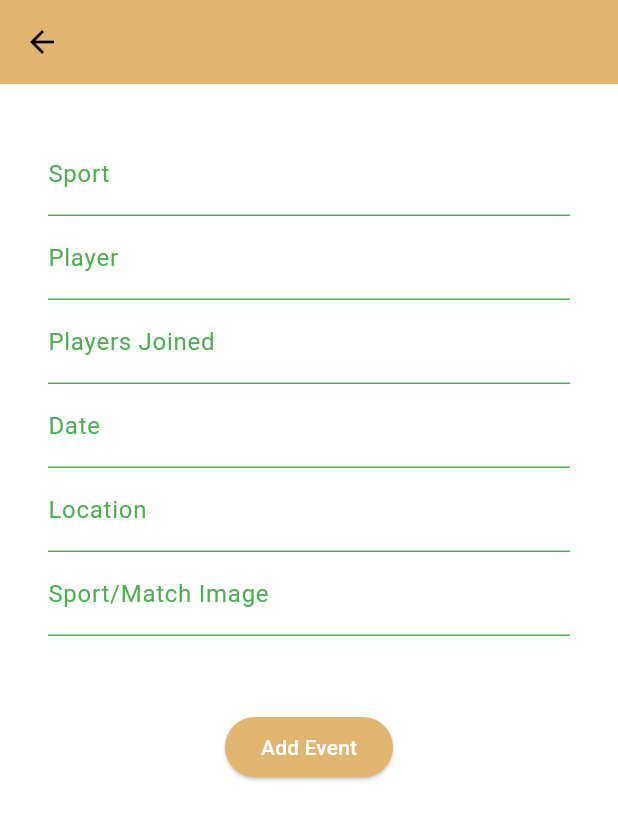
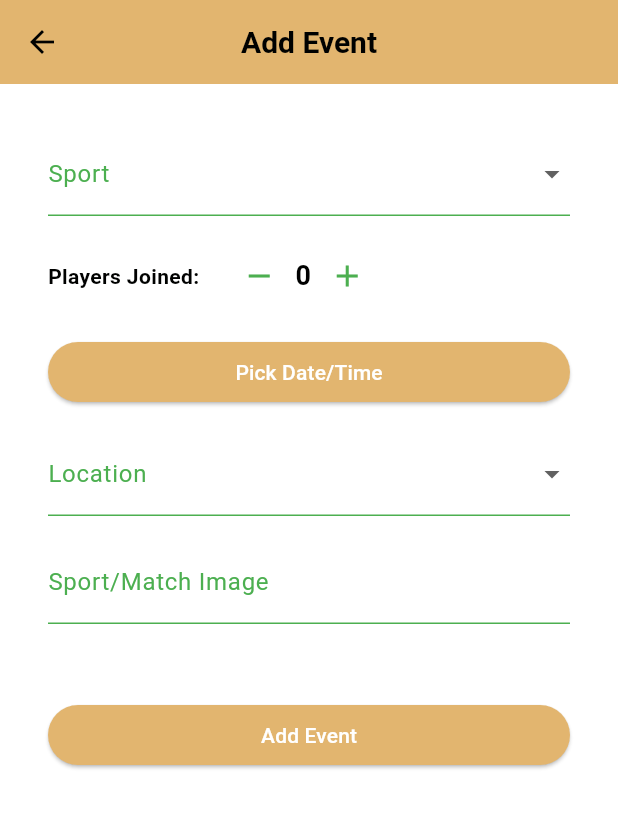
Before and after one commit to yousef1mb/KFUPM_Sports, a Flutter app: the AddEventView screen opened directly, on a phone screen of 412 x 824 dp. Shown: the top 820 px of the screen. Run offline on Flutter 3.47's test engine with Material 3 defaults, Android fonts, the phone set to English and light mode, and no system bars; our stand-ins replace cloud_firestore, firebase_auth, firebase_core, riverpod, riverpod_annotation, shared_preferences; accounts and stored records are empty; generated files the repository leaves out were written again.

Commit message:
Add Event improvement, drop down button for sports and location

```diff
--- a/lib/features/main_page/presentation/views/add_event_view.dart
+++ b/lib/features/main_page/presentation/views/add_event_view.dart
@@ -3,6 +3,8 @@ import 'package:flutter/material.dart';
 import 'package:kfupm_sports/providers/general_provider.dart';
 import 'package:provider/provider.dart';
 import 'package:uuid/uuid.dart';
+import 'dart:math' as math;
+import 'package:intl/intl.dart';
 
 class AddEventView extends StatefulWidget {
   const AddEventView({super.key});
@@ -14,73 +16,211 @@ class AddEventView extends StatefulWidget {
 class _AddEventViewState extends State<AddEventView> {
   CollectionReference events = FirebaseFirestore.instance.collection("events");
 
+  // Sports and location options
+  final List<String> sports = ['football', 'volleyball', 'basketball', 'padel'];
+  final List<String> locations = ['11', '36', '39'];
+
+  // For date & time
+  DateTime? selectedDateTime;
+
+  // For players count
+  int playersCount = 0;
+
+  @override
+  void initState() {
+    super.initState();
+    final event = Provider.of<GeneralProvider>(context, listen: false).event;
+    playersCount = int.tryParse(event.playersJoined) ?? 0;
+  }
+
   @override
   Widget build(BuildContext context) {
     final event = Provider.of<GeneralProvider>(context, listen: false).event;
+
+    final double screenWidth = MediaQuery.of(context).size.width;
+    double fontSizeFactor = screenWidth / 465.0;
+    if (fontSizeFactor > 1.0) {
+      fontSizeFactor = 1.0 + (fontSizeFactor - 1.0) * 0.3;
+    }
+
     return Scaffold(
       appBar: AppBar(
         backgroundColor: const Color(0xFFE2B56F),
+        title: const Text(
+          "Add Event",
+          style: TextStyle(fontWeight: FontWeight.bold),
+        ),
+        centerTitle: true,
         elevation: 0,
       ),
-      body: Padding(
+      body: ListView(
         padding: const EdgeInsets.all(32),
-        child: Column(
         children: [
-            TextField(
+          // Sport Dropdown
+          DropdownButtonFormField<String>(
+            decoration: const InputDecoration(
+              labelText: "Sport",
+            ),
+            items: sports.map((sport) {
+              return DropdownMenuItem<String>(
+                value: sport,
+                child: Text(sport),
+              );
+            }).toList(),
             onChanged: (value) {
+              if (value != null) {
                 event.sport = value;
+              }
             },
-              decoration: const InputDecoration(
-                label: Text("Sport"),
+          ),
+          const SizedBox(height: 16),
+
+          // Players Joined Counter
+          Row(
+            mainAxisAlignment: MainAxisAlignment.start,
+            children: [
+              const Text(
+                "Players Joined:",
+                style: TextStyle(fontWeight: FontWeight.bold),
+              ),
+              const SizedBox(width: 16),
+              IconButton(
+                onPressed: () {
+                  setState(() {
+                    if (playersCount > 0) {
+                      playersCount--;
+                      event.playersJoined = playersCount.toString();
+                    }
+                  });
+                },
+                icon: const Icon(Icons.remove),
+              ),
+              Text(
+                playersCount.toString(),
+                style: const TextStyle(fontSize: 18, fontWeight: FontWeight.bold),
+              ),
+              IconButton(
+                onPressed: () {
+                  setState(() {
+                    if (playersCount < 18) {
+                      playersCount++;
+                      event.playersJoined = playersCount.toString();
+                    }
+                  });
+                },
+                icon: const Icon(Icons.add),
+              ),
+            ],
+          ),
+          const SizedBox(height: 16),
+
+          // Date & Time Picker Button
+          ElevatedButton(
+            onPressed: () async {
+              final now = DateTime.now();
+              // Pick Date
+              final pickedDate = await showDatePicker(
+                context: context,
+                initialDate: now,
+                firstDate: DateTime(now.year, now.month, now.day),
+                lastDate: DateTime(now.year + 2),
+              );
+              if (pickedDate == null) return;
+
+              // Pick Time (24-hour format)
+              final pickedTime = await showTimePicker(
+                context: context,
+                initialTime: const TimeOfDay(hour: 12, minute: 0),
+                builder: (context, child) {
+                  return MediaQuery(
+                    data: MediaQuery.of(context).copyWith(alwaysUse24HourFormat: true),
+                    child: child!,
+                  );
+                },
+              );
+              if (pickedTime == null) return;
+
+              // Combine date and time
+              final combinedDateTime = DateTime(
+                pickedDate.year,
+                pickedDate.month,
+                pickedDate.day,
+                pickedTime.hour,
+                pickedTime.minute,
+              );
+
+              setState(() {
+                selectedDateTime = combinedDateTime;
+                // Format "18 JUN 13:45"
+                String dateStr = DateFormat('d MMM').format(combinedDateTime).toUpperCase();
+                String timeStr = DateFormat('HH:mm').format(combinedDateTime);
+                event.date = "$dateStr $timeStr";
+              });
+            },
+            style: ElevatedButton.styleFrom(
+              backgroundColor: const Color(0xFFE2B56F),
+            ),
+            child: Text(
+              selectedDateTime == null
+                  ? "Pick Date/Time"
+                  : "Selected: ${event.date}",
+              style: const TextStyle(
+                color: Colors.white,
               ),
             ),
-            TextField(
+          ),
+          const SizedBox(height: 16),
+
+          // Location Dropdown
+          DropdownButtonFormField<String>(
+            decoration: const InputDecoration(
+              labelText: "Location",
+            ),
+            items: locations.map((loc) {
+              return DropdownMenuItem<String>(
+                value: loc,
+                child: Text(loc),
+              );
+            }).toList(),
             onChanged: (value) {
-                event.player = value;
+              if (value != null) {
+                event.location = value;
+              }
             },
-              decoration: const InputDecoration(
-                label: Text("Player"),
           ),
-            ),
-            TextField(
-              onChanged: (value) {
-                event.playersJoined = value;
-              },
-              decoration: const InputDecoration(
-                label: Text("Players Joined"),
-              ),
-            ),
-            TextField(
-              onChanged: (value) {
-                event.date = value;
-              },
-              decoration: const InputDecoration(
-                label: Text("Date"),
-              ),
-            ),
-            TextField(
-              onChanged: (value) {
-                event.location = value;
-              },
-              decoration: const InputDecoration(
-                label: Text("Location"),
-              ),
-            ),
+          const SizedBox(height: 16),
+
+          // Image URL
           TextField(
             onChanged: (value) {
               event.imageUrl = value;
             },
             decoration: const InputDecoration(
-                label: Text("Sport/Match Image"),
+              labelText: "Sport/Match Image",
             ),
           ),
           const SizedBox(height: 50),
+
           ElevatedButton(
             style: ElevatedButton.styleFrom(
                 backgroundColor: const Color(0xFFE2B56F)),
-              onPressed: () {
-                Uuid uuid = const Uuid();
-                events.doc(uuid.v4()).set(
+            onPressed: () async {
+              // Basic validation
+              if (event.sport.isEmpty ||
+                  event.player.isEmpty ||
+                  event.playersJoined.isEmpty ||
+                  event.date.isEmpty ||
+                  event.location.isEmpty ||
+                  event.imageUrl.isEmpty) {
+                ScaffoldMessenger.of(context).showSnackBar(
+                  const SnackBar(content: Text("Please fill in all fields")),
+                );
+                return;
+              }
+
+              try {
+                final uuid = const Uuid();
+                await events.doc(uuid.v4()).set(
                   {
                     "sport": event.sport,
                     "player": event.player,
@@ -90,6 +230,17 @@ class _AddEventViewState extends State<AddEventView> {
                     "imageUrl": event.imageUrl,
                   },
                 );
+
+                ScaffoldMessenger.of(context).showSnackBar(
+                  const SnackBar(content: Text("Event added successfully!")),
+                );
+
+                Navigator.pop(context);
+              } catch (e) {
+                ScaffoldMessenger.of(context).showSnackBar(
+                  SnackBar(content: Text("Error adding event: $e")),
+                );
+              }
             },
             child: const Text(
               "Add Event",
@@ -100,7 +251,6 @@ class _AddEventViewState extends State<AddEventView> {
           ),
         ],
       ),
-      ),
     );
   }
 }
```
Lines whose indentation alone changed are shown as unchanged.
